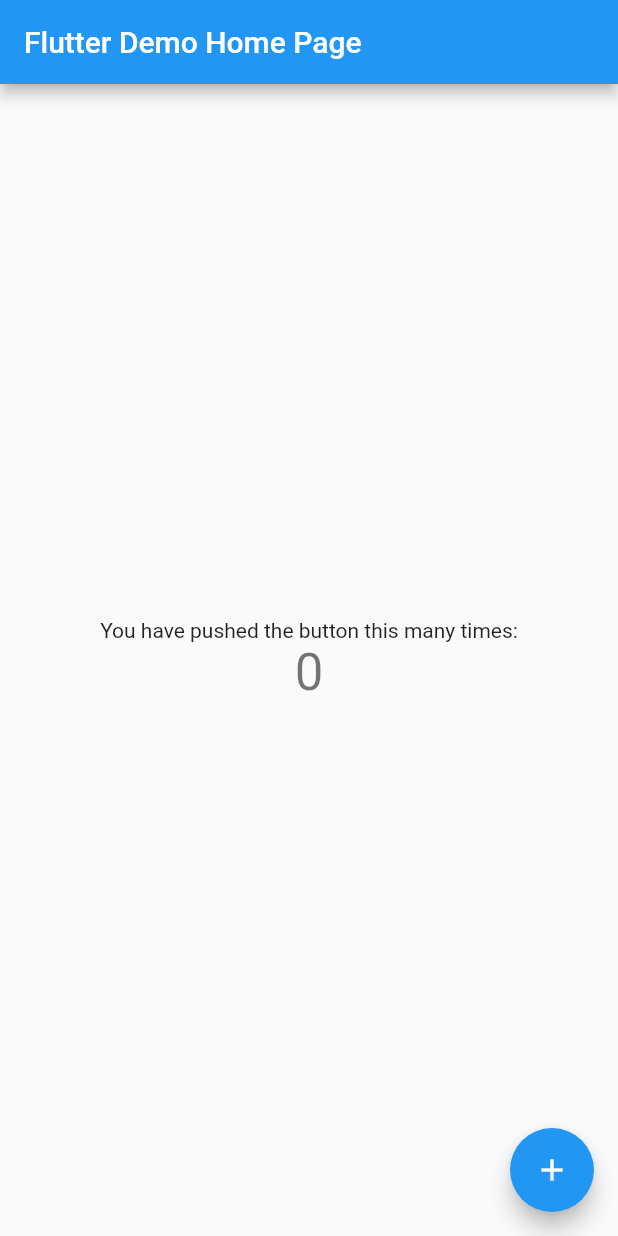
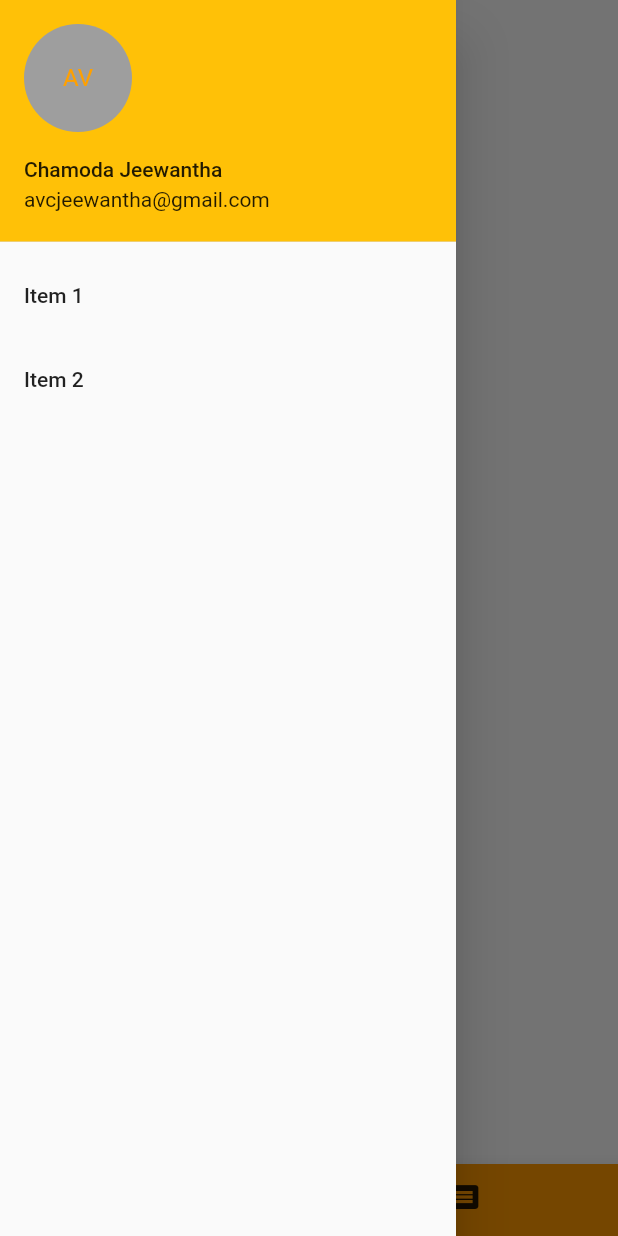
Before and after one commit to avcjeewantha/smart_bin, a Flutter app: the screen it shows after launch, with the side drawer open (before the commit the screen has no drawer), on a phone screen of 412 x 824 dp. Run offline on Flutter 3.47's test engine with Material 2 defaults, Android fonts, the light colour scheme and no system bars.

Commit message:
template created

```diff
--- a/lib/main.dart
+++ b/lib/main.dart
@@ -3,109 +3,71 @@
 void main() => runApp(MyApp());
 
 class MyApp extends StatelessWidget {
-  // This widget is the root of your application.
   @override
   Widget build(BuildContext context) {
     return MaterialApp(
-      title: 'Flutter Demo',
-      theme: ThemeData(
-        // This is the theme of your application.
-        //
-        // Try running your application with "flutter run". You'll see the
-        // application has a blue toolbar. Then, without quitting the app, try
-        // changing the primarySwatch below to Colors.green and then invoke
-        // "hot reload" (press "r" in the console where you ran "flutter run",
-        // or simply save your changes to "hot reload" in a Flutter IDE).
-        // Notice that the counter didn't reset back to zero; the application
-        // is not restarted.
-        primarySwatch: Colors.blue,
-      ),
-      home: MyHomePage(title: 'Flutter Demo Home Page'),
+      theme: new ThemeData(primarySwatch: Colors.amber),
+      title: 'Flutter Playground',
+      home: HomePage(),
     );
   }
 }
 
-class MyHomePage extends StatefulWidget {
-  MyHomePage({Key key, this.title}) : super(key: key);
-
-  // This widget is the home page of your application. It is stateful, meaning
-  // that it has a State object (defined below) that contains fields that affect
-  // how it looks.
-
-  // This class is the configuration for the state. It holds the values (in this
-  // case the title) provided by the parent (in this case the App widget) and
-  // used by the build method of the State. Fields in a Widget subclass are
-  // always marked "final".
-
-  final String title;
-
-  @override
-  _MyHomePageState createState() => _MyHomePageState();
-}
-
-class _MyHomePageState extends State<MyHomePage> {
-  int _counter = 0;
-
-  void _incrementCounter() {
-    setState(() {
-      // This call to setState tells the Flutter framework that something has
-      // changed in this State, which causes it to rerun the build method below
-      // so that the display can reflect the updated values. If we changed
-      // _counter without calling setState(), then the build method would not be
-      // called again, and so nothing would appear to happen.
-      _counter++;
-    });
-  }
-
+class HomePage extends StatelessWidget {
   @override
   Widget build(BuildContext context) {
-    // This method is rerun every time setState is called, for instance as done
-    // by the _incrementCounter method above.
-    //
-    // The Flutter framework has been optimized to make rerunning build methods
-    // fast, so that you can just rebuild anything that needs updating rather
-    // than having to individually change instances of widgets.
     return Scaffold(
-      appBar: AppBar(
-        // Here we take the value from the MyHomePage object that was created by
-        // the App.build method, and use it to set our appbar title.
-        title: Text(widget.title),
+      body: Center(
+        child: Text('Body'),
       ),
-      body: Center(
-        // Center is a layout widget. It takes a single child and positions it
-        // in the middle of the parent.
-        child: Column(
-          // Column is also a layout widget. It takes a list of children and
-          // arranges them vertically. By default, it sizes itself to fit its
-          // children horizontally, and tries to be as tall as its parent.
-          //
-          // Invoke "debug painting" (press "p" in the console, choose the
-          // "Toggle Debug Paint" action from the Flutter Inspector in Android
-          // Studio, or the "Toggle Debug Paint" command in Visual Studio Code)
-          // to see the wireframe for each widget.
-          //
-          // Column has various properties to control how it sizes itself and
-          // how it positions its children. Here we use mainAxisAlignment to
-          // center the children vertically; the main axis here is the vertical
-          // axis because Columns are vertical (the cross axis would be
-          // horizontal).
-          mainAxisAlignment: MainAxisAlignment.center,
+      bottomNavigationBar: Builder(builder: (BuildContext context) {
+        return BottomAppBar(
+          color: Colors.orange,
+          child: Row(
+            mainAxisAlignment: MainAxisAlignment.spaceAround,
+            mainAxisSize: MainAxisSize.max,
+            children: <Widget>[
+              IconButton(icon: Icon(Icons.menu), onPressed: () {
+                Scaffold.of(context).openDrawer();
+              }),
+              IconButton(icon: Icon(Icons.message), onPressed: () {}),
+            ],
+          ),
+        );
+        },),
+      drawer: Drawer(
+        child: ListView(
+          padding: EdgeInsets.zero, // Important: Remove any padding from the ListView.
           children: <Widget>[
-            Text(
-              'You have pushed the button this many times:',
+            new UserAccountsDrawerHeader(
+              accountName: new Text("Chamoda Jeewantha"),
+              accountEmail: new Text("avcjeewantha@gmail.com"),
+              currentAccountPicture: new CircleAvatar(
+                backgroundColor: Colors.grey,
+                child: new Text('AV'),
+              ),
             ),
-            Text(
-              '$_counter',
-              style: Theme.of(context).textTheme.display1,
+            ListTile(
+              title: Text('Item 1'),
+              onTap: () {
+                // Update the state of the app
+                // ...
+                // Then close the drawer
+                Navigator.pop(context);
+              },
+            ),
+            ListTile(
+              title: Text('Item 2'),
+              onTap: () {
+                // Update the state of the app
+                // ...
+                // Then close the drawer
+                Navigator.pop(context);
+              },
             ),
           ],
         ),
       ),
-      floatingActionButton: FloatingActionButton(
-        onPressed: _incrementCounter,
-        tooltip: 'Increment',
-        child: Icon(Icons.add),
-      ), // This trailing comma makes auto-formatting nicer for build methods.
     );
   }
 }
```
